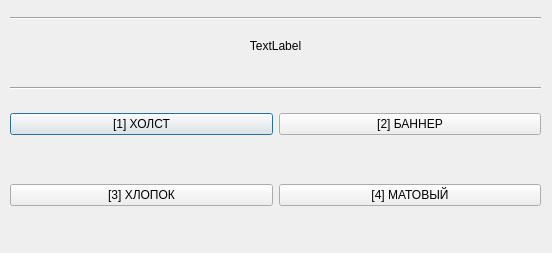
andrey-david/Sendy, file cropper/ui/save.ui: the form before one commit.
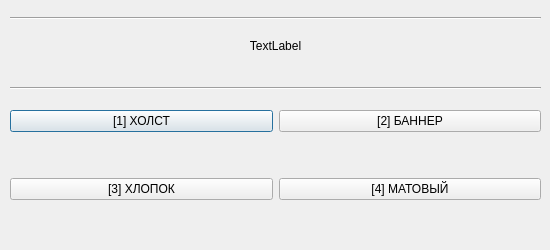
The form after the commit.

Commit message: user can't change size of window now

```diff
--- a/cropper/ui/save.ui
+++ b/cropper/ui/save.ui
@@ -6,10 +6,28 @@
    <rect>
     <x>0</x>
     <y>0</y>
-    <width>552</width>
-    <height>253</height>
+    <width>550</width>
+    <height>250</height>
    </rect>
   </property>
+  <property name="sizePolicy">
+   <sizepolicy hsizetype="Preferred" vsizetype="Preferred">
+    <horstretch>0</horstretch>
+    <verstretch>0</verstretch>
+   </sizepolicy>
+  </property>
+  <property name="minimumSize">
+   <size>
+    <width>550</width>
+    <height>250</height>
+   </size>
+  </property>
+  <property name="maximumSize">
+   <size>
+    <width>550</width>
+    <height>250</height>
+   </size>
+  </property>
   <property name="windowTitle">
    <string>Sendy Cropper - Save</string>
   </property>
@@ -19,7 +37,7 @@
      <x>10</x>
      <y>70</y>
      <width>531</width>
-     <height>181</height>
+     <height>171</height>
     </rect>
    </property>
    <layout class="QGridLayout" name="gridLayout">
```
The commit also changes 5 other files.
